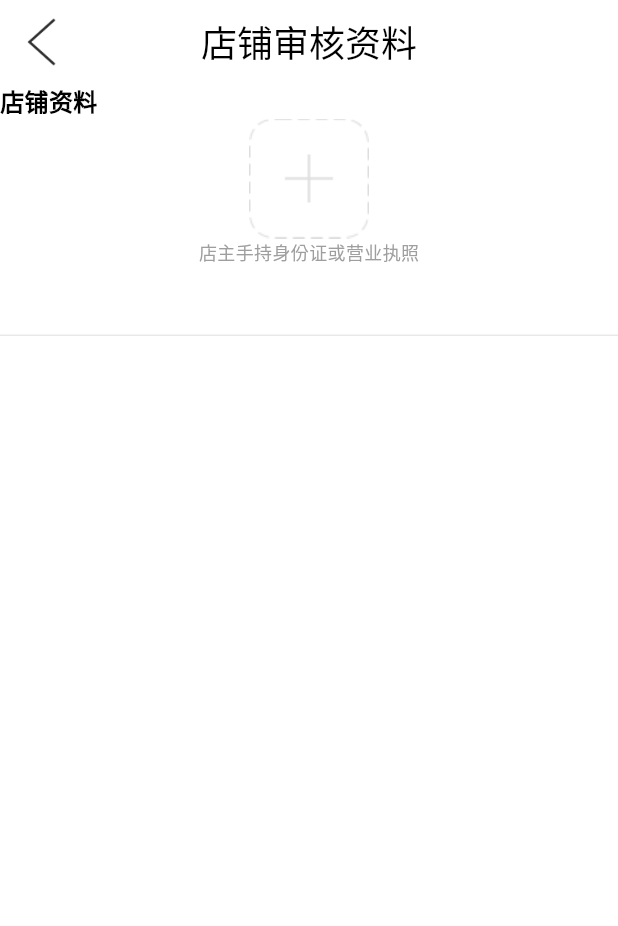
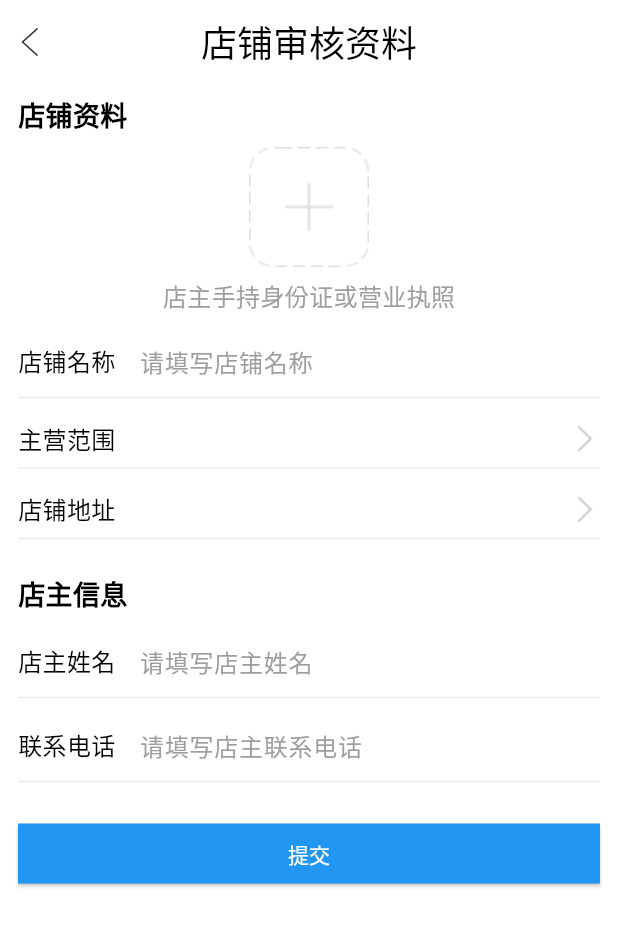
Before and after one commit to cjb-hio/project_deer, a Flutter app: the screen it shows after launch, on a phone screen of 412 x 824 dp. Shown: the top 926 px of the screen. Run offline on Flutter 3.47's test engine with Material 3 defaults, Android fonts, the phone set to English and light mode, and no system bars; our stand-ins replace carousel_slider, get, logger, rxdart.

Commit message:
提交店铺审核界面

```diff
--- a/lib/core/AppBindings.dart
+++ b/lib/core/AppBindings.dart
@@ -1,10 +1,12 @@
 import 'package:get/get.dart';
 import 'package:project_deer/ui/viewmodel/LoginViewModel.dart';
+import 'package:project_deer/ui/viewmodel/ShopInfoViewModel.dart';
 
 class AppBinding extends Bindings {
   @override
   void dependencies() {
     // 在这里注册所有需要的依赖
     Get.lazyPut<LoginViewModel>(() => LoginViewModel());
+    Get.lazyPut<StoreInfoViewModel>(() => StoreInfoViewModel());
   }
 }
--- a/lib/style/text_style.dart
+++ b/lib/style/text_style.dart
@@ -1,6 +1,6 @@
 import 'package:flutter/material.dart';
 
-TextStyle bodyTextMedium = TextStyle(color: Colors.black, fontSize: 12);
+
 TextStyle titleTextLarge = TextStyle(
   color: Colors.black,
   fontSize: 24,
@@ -14,15 +14,20 @@ TextStyle titleTextLargeNoBold = TextStyle(
 );
 TextStyle titleTextMedium = TextStyle(
   color: Colors.black,
-  fontSize: 16,
+  fontSize: 18,
   fontWeight: FontWeight.bold,
 );
 
-
+TextStyle bodyTextMedium = TextStyle(color: Colors.black, fontSize: 16);
 
 
 
 TextStyle hintTextMediumStyle = TextStyle(
   color: Colors.grey,
+  fontSize: 16,
+);
+
+TextStyle hintTextSmallStyle = TextStyle(
+  color: Colors.grey,
   fontSize: 12,
 );
--- a/lib/ui/ShopInfoPage.dart
+++ /dev/null
@@ -1,51 +0,0 @@
-import 'package:flutter/material.dart';
-import 'package:get/get.dart';
-import 'package:project_deer/style/text_style.dart';
-import 'package:project_deer/ui/viewmodel/ShopInfoViewModel.dart';
-import 'package:project_deer/ui/widget/load_image.dart';
-
-class ShopInfoPage extends GetView<ShopInfoViewModel> {
-  const ShopInfoPage({super.key});
-
-  @override
-  Widget build(BuildContext context) {
-    return Scaffold(
-      appBar: AppBar(
-        leading: IconButton(
-          onPressed: () {},
-          icon: LoadAssetsImage("ic_back_black"),
-        ),
-        title: Text("店铺审核资料", style: titleTextLargeNoBold),
-        centerTitle: true,
-      ),
-      body: Column(
-        crossAxisAlignment: CrossAxisAlignment.stretch,
-        children: [
-          Text("店铺资料", style: titleTextMedium),
-          Column(
-            crossAxisAlignment: CrossAxisAlignment.center,
-            children: [
-              IconButton(
-                onPressed: () {},
-                style: IconButton.styleFrom(
-                  padding: EdgeInsets.zero, // 移除默认内边距
-                  shape: RoundedRectangleBorder(
-                    borderRadius: BorderRadius.circular(12),
-                  ),
-                ),
-                icon: LoadAssetsImage(
-                  "icon_zj",
-                  prefix: "store",
-                  fit: BoxFit.fill,
-                ),
-              ),
-              Text("店主手持身份证或营业执照", style: hintTextMediumStyle),
-            ],
-          ),
-
-          TextField()
-        ],
-      ),
-    );
-  }
-}
--- /dev/null
+++ b/lib/ui/StoreInfoPage.dart
@@ -0,0 +1,81 @@
+import 'package:flutter/material.dart';
+import 'package:get/get.dart';
+import 'package:project_deer/style/text_style.dart';
+import 'package:project_deer/ui/viewmodel/ShopInfoViewModel.dart';
+import 'package:project_deer/ui/widget/edit_item.dart';
+import 'package:project_deer/ui/widget/load_image.dart';
+
+import '../style/button_style.dart';
+
+class StoreInfoPage extends GetView<StoreInfoViewModel> {
+  const StoreInfoPage({super.key});
+
+  @override
+  Widget build(BuildContext context) {
+    return Scaffold(
+      appBar: AppBar(
+        leadingWidth: 40,
+        leading: IconButton(
+          onPressed: () {},
+          icon: LoadAssetsImage("ic_back_black"),
+        ),
+        title: Text("店铺审核资料", style: titleTextLargeNoBold),
+        centerTitle: true,
+      ),
+      body: Padding(
+        padding: EdgeInsets.symmetric(horizontal: 12),
+        child: ListView(
+          children: [
+            SizedBox(height: 8),
+            Text("店铺资料", style: titleTextMedium),
+            SizedBox(height: 8),
+            Center(
+              child: Column(
+                children: [
+                  IconButton(
+                    onPressed: () {},
+                    style: IconButton.styleFrom(
+                      padding: EdgeInsets.zero, // 移除默认内边距
+                      shape: RoundedRectangleBorder(
+                        borderRadius: BorderRadius.circular(12),
+                      ),
+                    ),
+                    icon: LoadAssetsImage(
+                      "icon_zj",
+                      prefix: "store",
+                      fit: BoxFit.fill,
+                    ),
+                  ),
+                  SizedBox(height: 8),
+                  Text("店主手持身份证或营业执照", style: hintTextMediumStyle),
+                ],
+              ),
+            ),
+
+            SizedBox(height: 16),
+            EditWithNameItem("店铺名称", hintText: "请填写店铺名称"),
+            SizedBox(height: 8),
+            EditWithGoItem("主营范围"),
+            SizedBox(height: 8),
+            EditWithGoItem("店铺地址"),
+            SizedBox(height: 16),
+            Text("店主信息", style: titleTextMedium),
+            SizedBox(height: 16),
+            EditWithNameItem("店主姓名", hintText: "请填写店主姓名"),
+            SizedBox(height: 8),
+            EditWithNameItem("联系电话", hintText: "请填写店主联系电话"),
+
+            SizedBox(height: 16),
+            ElevatedButton(
+              onPressed: () {
+                controller.goToStoreResult();
+              },
+              style: sureButtonStyle,
+              child: Text("提交"),
+            ),
+          ],
+        ),
+      ),
+    );
+  }
+}
--- a/lib/ui/viewmodel/ShopInfoViewModel.dart
+++ b/lib/ui/viewmodel/ShopInfoViewModel.dart
@@ -1,3 +1,8 @@
 import 'package:get/get.dart';
+import 'package:project_deer/core/go_router.dart';
 
-class ShopInfoViewModel extends GetxController {}
+class StoreInfoViewModel extends GetxController {
+  void goToStoreResult() {
+    Get.toNamed(ROUTE_SHOP_RESULT);
+  }
+}
--- /dev/null
+++ b/lib/ui/widget/edit_item.dart
@@ -0,0 +1,61 @@
+import 'package:flutter/material.dart';
+import 'package:project_deer/style/text_style.dart';
+import 'package:project_deer/ui/widget/load_image.dart';
+
+class EditWithNameItem extends StatelessWidget {
+  final String name;
+  final String? hintText;
+
+  const EditWithNameItem(this.name, {super.key, this.hintText = ""});
+
+  @override
+  Widget build(BuildContext context) {
+    return Column(
+      children: [
+        Row(
+          children: [
+            Text(name, style: bodyTextMedium),
+            SizedBox(width: 16),
+            Flexible(
+              child: TextField(
+                decoration: InputDecoration(
+                  isDense: true,
+                  border: InputBorder.none,
+                  enabledBorder: InputBorder.none,
+                  focusedBorder: InputBorder.none,
+                  hintText: hintText,
+                  hintStyle: hintTextMediumStyle,
+                ),
+              ),
+            ),
+          ],
+        ),
+        Divider(color: Colors.grey.withAlpha(50)),
+      ],
+    );
+  }
+}
+
+class EditWithGoItem extends StatelessWidget {
+  final String name;
+  final String content;
+
+  const EditWithGoItem(this.name, {super.key, this.content = ""});
+
+  @override
+  Widget build(BuildContext context) {
+    return Column(
+      children: [
+        Row(
+          children: [
+            Text(name, style: bodyTextMedium),
+            SizedBox(width: 16),
+            Expanded(child: Text(content, style: bodyTextMedium)),
+            LoadAssetsImage("ic_arrow_right", width: 20, height: 20),
+          ],
+        ),
+        Divider(color: Colors.grey.withAlpha(50)),
+      ],
+    );
+  }
+}
--- a/pubspec.yaml
+++ b/pubspec.yaml
@@ -38,6 +38,7 @@ dependencies:
   rxdart: ^0.28.0
   carousel_slider: ^5.0.0 #轮播图
   get: ^4.7.3
+  intl: ^0.18.0 #时间
 
 dev_dependencies:
   flutter_test:
```
Also changed, not shown: lib/core/go_router.dart (+8 -2 lines), lib/ui/MainPage.dart (added, +31 -0 lines), lib/ui/StoreInfoResultPage.dart (added, +62 -0 lines), lib/util/time_util.dart (added, +14 -0 lines).
